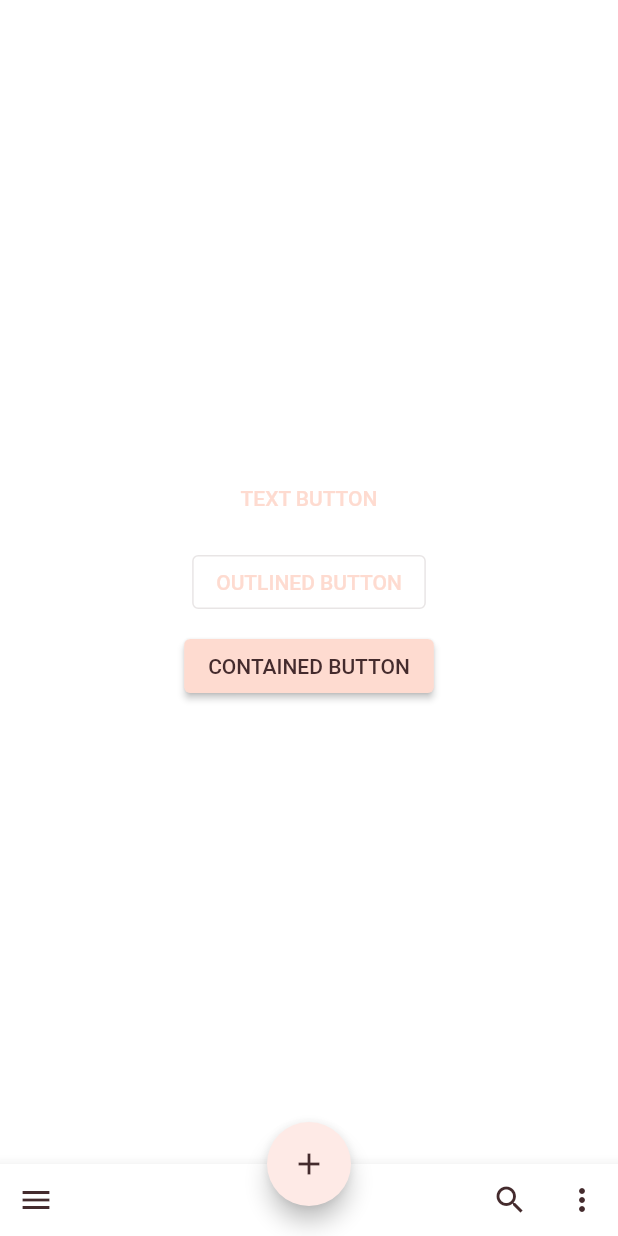
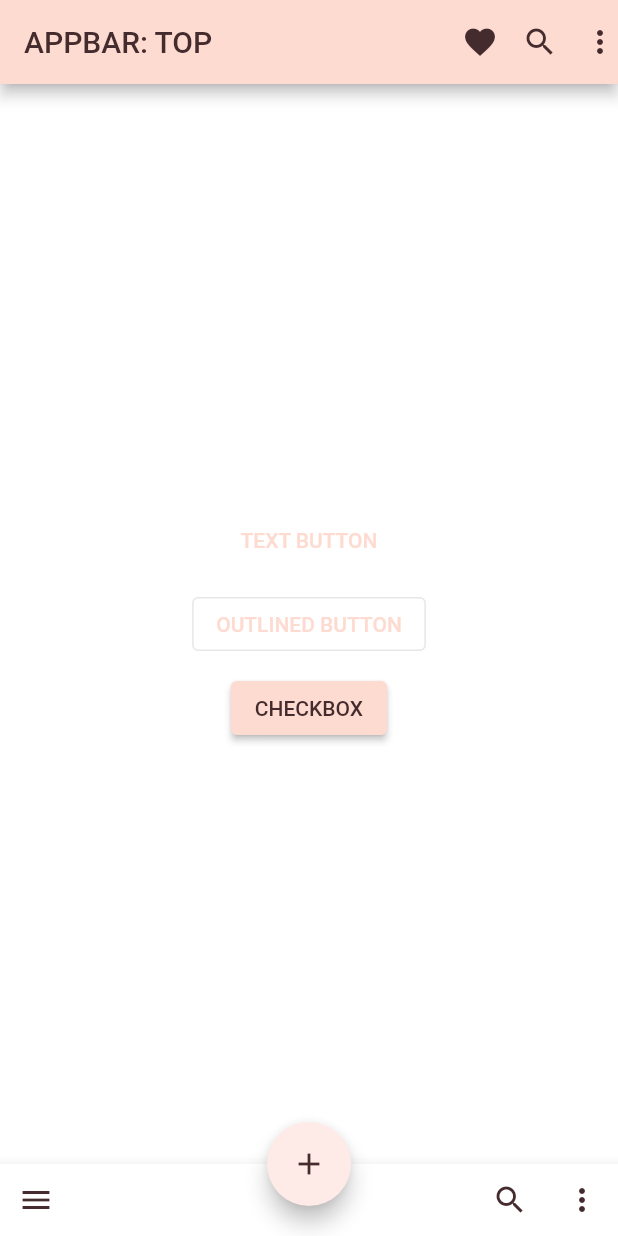
Before and after one commit to ssbdade/Material-Design-Component, a Flutter app: the screen it shows after launch, on a phone screen of 412 x 824 dp. Run offline on Flutter 3.47's test engine with Material 2 defaults, Android fonts, the phone set to English and light mode, and no system bars; Roboto replaces fonts that are missing (Rubik).

Commit message:
appbar top

```diff
--- a/lib/main.dart
+++ b/lib/main.dart
@@ -1,4 +1,5 @@
 import 'package:flutter/material.dart';
+import 'package:material_design_component/checkbox.dart';
 
 void main() => runApp(const MyApp());
 
@@ -8,26 +9,32 @@ class MyApp extends StatelessWidget {
   @override
   Widget build(BuildContext context) {
     return MaterialApp(
-      title: 'Flutter Demo',
+      title: 'Material Design Demo',
       home: const MyHomePage(),
       theme: _buildShrineTheme(),
     );
   }
 }
 
-class MyHomePage extends StatelessWidget {
+class MyHomePage extends StatefulWidget {
   const MyHomePage({Key? key}) : super(key: key);
 
   @override
+  State<MyHomePage> createState() => _MyHomePageState();
+}
+
+class _MyHomePageState extends State<MyHomePage> {
+
+  @override
   Widget build(BuildContext context) {
-    //MaterialBanner chung cho cả 3 button
+    //MaterialBanner chung cho cả 2 button trên
     final MaterialBanner materialBanner = MaterialBanner(
       content: const Text('Error message text'),
       leading: const CircleAvatar(child: Icon(Icons.delete)),
       actions: [
         TextButton(
           child: const Text('ACTION 1'),
-          onPressed: () { },
+          onPressed: () {},
         ),
         TextButton(
           child: const Text('HIDE'),
@@ -38,10 +45,22 @@ class MyHomePage extends StatelessWidget {
       ],
     );
     return Scaffold(
+      appBar: AppBar(
+        title: const Text('APPBAR: TOP'),
+        actions: const [
+          Icon(Icons.favorite),
+          Padding(
+            padding: EdgeInsets.symmetric(horizontal: 16),
+            child: Icon(Icons.search),
+          ),
+          Icon(Icons.more_vert),
+        ],
+      ),
       bottomNavigationBar: BottomAppBar(
         child: Row(
           children: [
-            IconButton(icon: const Icon(Icons.menu), onPressed: () {}),
+            IconButton(icon: const Icon(Icons.menu), onPressed: () {
+            }),
             const Spacer(),
             IconButton(icon: const Icon(Icons.search), onPressed: () {}),
             IconButton(icon: const Icon(Icons.more_vert), onPressed: () {}),
@@ -54,21 +73,28 @@ class MyHomePage extends StatelessWidget {
           children: [
             TextButton(
               onPressed: () {
-                ScaffoldMessenger.of(context).showMaterialBanner(materialBanner);              },
+                ScaffoldMessenger.of(context)
+                    .showMaterialBanner(materialBanner);
+              },
               child: const Text('TEXT BUTTON'),
             ),
             const SizedBox(height: 8.0),
             OutlinedButton(
               onPressed: () {
-                ScaffoldMessenger.of(context).showMaterialBanner(materialBanner);              },
+                ScaffoldMessenger.of(context)
+                    .showMaterialBanner(materialBanner);
+              },
               child: const Text("OUTLINED BUTTON"),
             ),
             const SizedBox(height: 8.0),
             ElevatedButton(
               onPressed: () {
-                ScaffoldMessenger.of(context).showMaterialBanner(materialBanner);
+                Navigator.push(
+                    context,
+                    MaterialPageRoute(
+                        builder: (context) => const CheckBoxesPage()));
               },
-              child: const Text("CONTAINED BUTTON"),
+              child: const Text("CHECKBOX"),
             ),
           ],
         ),
@@ -79,7 +105,6 @@ class MyHomePage extends StatelessWidget {
     );
   }
 }
-
 
 //BuildTheme của Material Design
 ThemeData _buildShrineTheme() {
@@ -107,7 +132,6 @@ IconThemeData _customIconTheme(IconThemeData original) {
   return original.copyWith(color: shrineBrown900);
 }
 
-
 //Set theme
 TextTheme _buildShrineTextTheme(TextTheme base) {
   return base
@@ -130,7 +154,6 @@ TextTheme _buildShrineTextTheme(TextTheme base) {
       );
 }
 
-
 //ColorScheme
 const ColorScheme _shrineColorScheme = ColorScheme(
   primary: shrinePink100,
@@ -145,7 +168,6 @@ const ColorScheme _shrineColorScheme = ColorScheme(
   onError: shrineSurfaceWhite,
   brightness: Brightness.light,
 );
-
 
 //Khai báo màu
 const Color shrinePink50 = Color(0xFFFEEAE6);
```
Also changed, not shown: lib/checkbox.dart (+4 -4 lines). Lines whose indentation alone changed are shown as unchanged.
